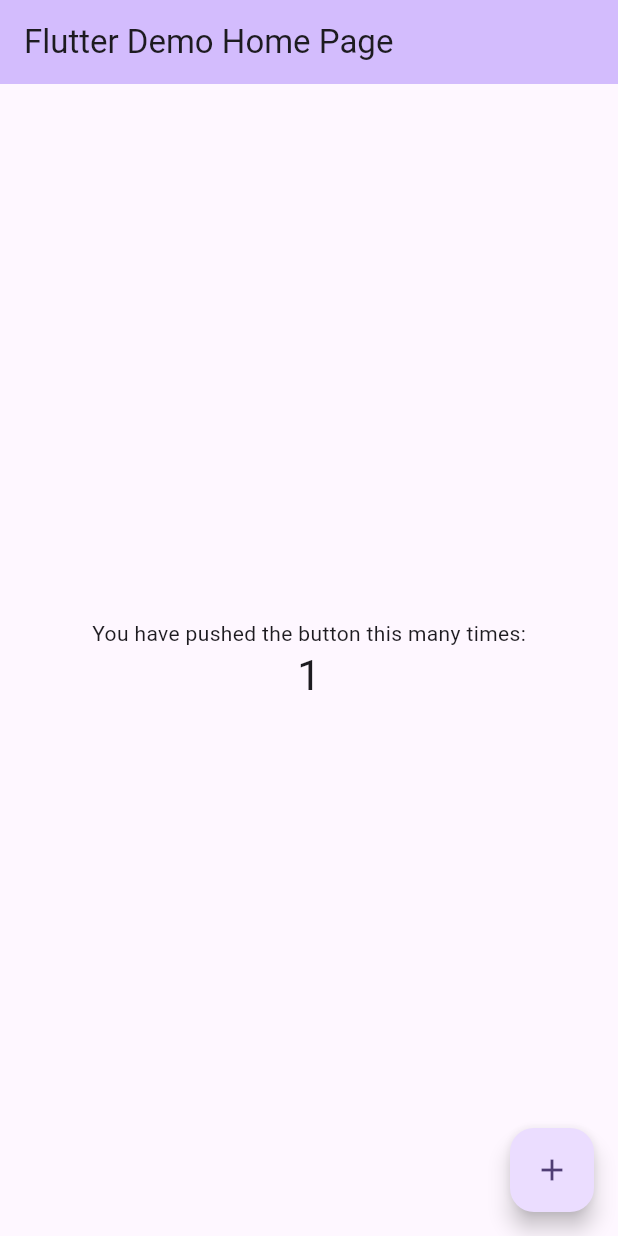
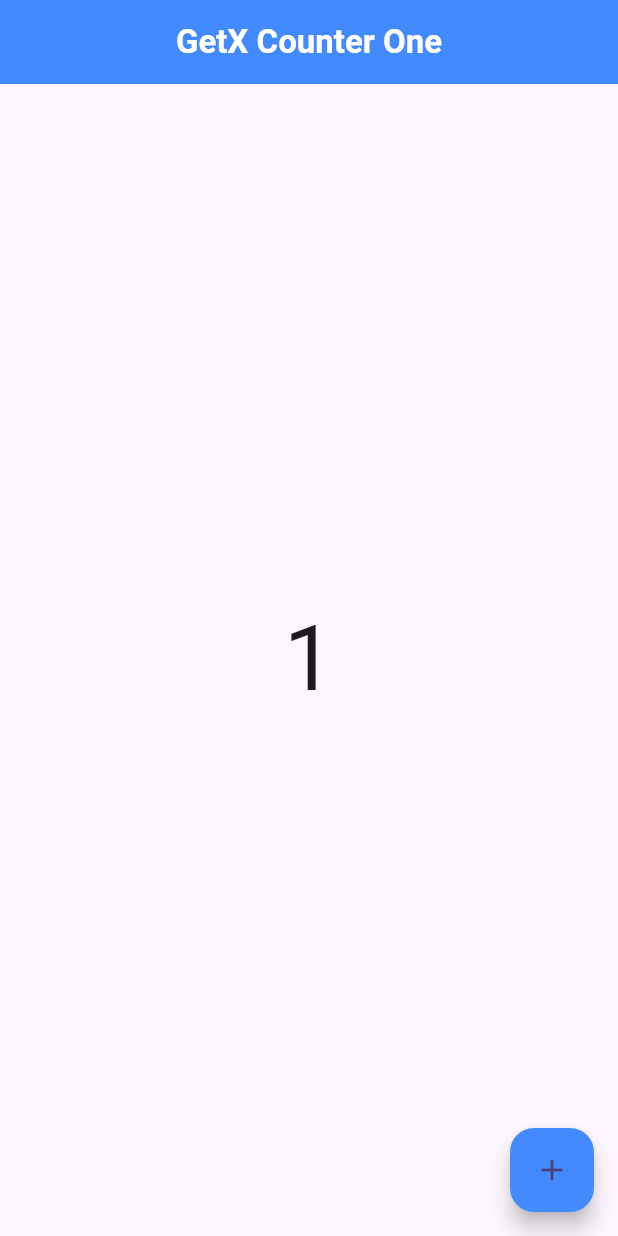
Before and after one commit to MehediMashfan086/flutter-getx-counter, a Flutter app: the screen it shows after launch, after a tap on the "add" icon, on a phone screen of 412 x 824 dp. Run offline on Flutter 3.47's test engine with Material 3 defaults, Android fonts, the phone set to English and light mode, and no system bars; our stand-ins replace get.

Commit message:
feat(GetX): counter one done

```diff
--- a/lib/main.dart
+++ b/lib/main.dart
@@ -1,4 +1,6 @@
 import 'package:flutter/material.dart';
+import 'package:flutter_getx_counter/screens/home_screen.dart';
+import 'package:get/get.dart';
 
 void main() {
   runApp(const MyApp());
@@ -9,61 +11,20 @@
 
   @override
   Widget build(BuildContext context) {
-    return MaterialApp(
+    return GetMaterialApp(
+      debugShowCheckedModeBanner: false,
       title: 'Flutter Demo',
       theme: ThemeData(
         colorScheme: ColorScheme.fromSeed(seedColor: Colors.deepPurple),
         useMaterial3: true,
       ),
-      home: const MyHomePage(title: 'Flutter Demo Home Page'),
+      home: const HomeScreen(),
+      getPages: [
+        GetPage(
+          name: "/",
+          page: () => const HomeScreen(),
+        ),
+      ],
     );
   }
 }
-
-class MyHomePage extends StatefulWidget {
-  const MyHomePage({super.key, required this.title});
-
-  final String title;
-
-  @override
-  State<MyHomePage> createState() => _MyHomePageState();
-}
-
-class _MyHomePageState extends State<MyHomePage> {
-  int _counter = 0;
-
-  void _incrementCounter() {
-    setState(() {
-      _counter++;
-    });
-  }
-
-  @override
-  Widget build(BuildContext context) {
-    return Scaffold(
-      appBar: AppBar(
-        backgroundColor: Theme.of(context).colorScheme.inversePrimary,
-        title: Text(widget.title),
-      ),
-      body: Center(
-        child: Column(
-          mainAxisAlignment: MainAxisAlignment.center,
-          children: <Widget>[
-            const Text(
-              'You have pushed the button this many times:',
-            ),
-            Text(
-              '$_counter',
-              style: Theme.of(context).textTheme.headlineMedium,
-            ),
-          ],
-        ),
-      ),
-      floatingActionButton: FloatingActionButton(
-        onPressed: _incrementCounter,
-        tooltip: 'Increment',
-        child: const Icon(Icons.add),
-      ),
-    );
-  }
-}
--- /dev/null
+++ b/lib/screens/home_screen.dart
@@ -0,0 +1,56 @@
+import 'package:flutter/material.dart';
+import 'package:flutter_getx_counter/utils/counter_controller.dart';
+import 'package:get/get.dart';
+
+class HomeScreen extends StatefulWidget {
+  const HomeScreen({super.key});
+
+  @override
+  State<HomeScreen> createState() => _HomeScreenState();
+}
+
+class _HomeScreenState extends State<HomeScreen> {
+  final CounterController controller = Get.put(CounterController());
+
+  @override
+  void initState() {
+    super.initState();
+  }
+
+  @override
+  Widget build(BuildContext context) {
+    return Scaffold(
+      appBar: AppBar(
+        backgroundColor: Colors.blueAccent,
+        title: const Center(
+          child: Text(
+            "GetX Counter One",
+            style: TextStyle(
+              color: Colors.white,
+              fontSize: 22,
+              fontWeight: FontWeight.w600,
+            ),
+          ),
+        ),
+      ),
+      body: Center(
+        child: Obx(() {
+          print("rebuild: Only rebuilding this section!");
+          return Text(
+            controller.counter.toString(),
+            style: const TextStyle(
+              fontSize: 60,
+            ),
+          );
+        }),
+      ),
+      floatingActionButton: FloatingActionButton(
+        backgroundColor: Colors.blueAccent,
+        onPressed: () {
+          controller.incrementCounter();
+        },
+        child: const Icon(Icons.add),
+      ),
+    );
+  }
+}
--- /dev/null
+++ b/lib/utils/counter_controller.dart
@@ -0,0 +1,10 @@
+import 'package:get/get.dart';
+
+class CounterController extends GetxController {
+  RxInt counter = 0.obs;
+
+  incrementCounter() {
+    counter.value++;
+    print(counter.value);
+  }
+}
--- a/pubspec.yaml
+++ b/pubspec.yaml
@@ -34,6 +34,7 @@
   # The following adds the Cupertino Icons font to your application.
   # Use with the CupertinoIcons class for iOS style icons.
   cupertino_icons: ^1.0.6
+  get: ^4.6.6
 
 dev_dependencies:
   flutter_test:
```
Also changed, not shown: pubspec.lock.
